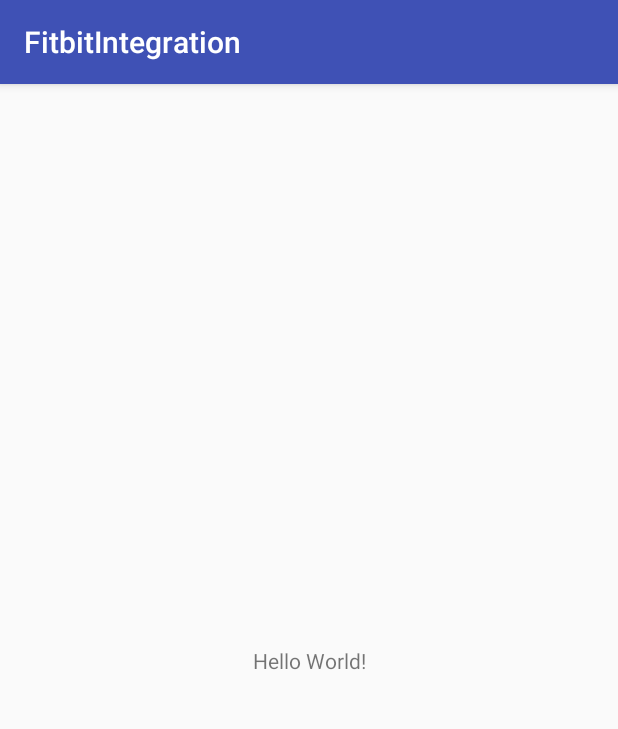
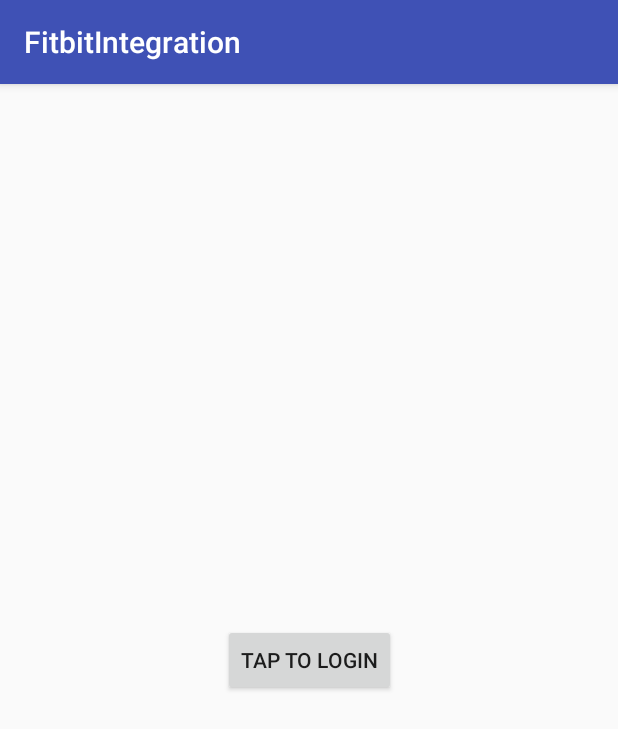
Before and after one commit to lucasiturbide/FitbitAndroidSDK, an Android app: the screen it shows after launch (FitbitLoginActivity), on a phone screen of 412 x 824 dp. Shown: the top 729 px of the screen. Run offline under Robolectric (Android 15) with nearby library versions, the phone set to English and light mode, and no system bars; network calls fail.

Commit message:
Fix compilation error. Update libraries version.

```diff
--- a/app/build.gradle
+++ b/app/build.gradle
@@ -34,14 +34,14 @@ dependencies {
     implementation"org.jetbrains.kotlin:kotlin-stdlib-jdk7:$kotlin_version"
     implementation 'com.android.support:appcompat-v7:27.1.1'
     implementation 'com.android.support:customtabs:27.1.1'
-    implementation 'com.android.support.constraint:constraint-layout:1.1.0'
+    implementation 'com.android.support.constraint:constraint-layout:1.1.2'
     implementation 'com.squareup.okhttp3:okhttp:3.10.0'
     implementation 'com.squareup.okhttp3:logging-interceptor:3.10.0'
     implementation "com.squareup.retrofit2:retrofit:${retrofitVersion}"
     implementation "com.squareup.retrofit2:converter-gson:${retrofitVersion}"
 //    implementation "com.squareup.retrofit2:converter-scalars:${retrofitVersion}"
 //    implementation "io.gsonfire:gson-fire:${jsonFireVersion}"
-    implementation "com.google.code.gson:gson:2.8.2"
+    implementation "com.google.code.gson:gson:2.8.5"
 //    implementation ("org.apache.oltu.oauth2:org.apache.oltu.oauth2.client:${oltuVersion}"){
 //        exclude group: 'org.apache.oltu.oauth2', module: 'org.apache.oltu.oauth2.common'
 //    }
--- a/app/src/main/java/com/mindbodyonline/fitbitintegration/service/models/Pagination.java
+++ b/app/src/main/java/com/mindbodyonline/fitbitintegration/service/models/Pagination.java
@@ -1,10 +1,8 @@
 
 package com.mindbodyonline.fitbitintegration.service.models;
 
-import javax.annotation.Generated;
 import com.google.gson.annotations.Expose;
 
-@Generated("net.hexar.json2pojo")
 @SuppressWarnings("unused")
 public class Pagination {
 
--- a/app/src/main/java/com/mindbodyonline/fitbitintegration/viewmodels/FitbitViewModel.kt
+++ b/app/src/main/java/com/mindbodyonline/fitbitintegration/viewmodels/FitbitViewModel.kt
@@ -15,7 +15,7 @@ class FitbitViewModel: ViewModel() {
     }
 
     fun requestAccess(){
-        val uriBuilder = Uri.Builder()
+        val uriBuilder = Uri.parse(AUTHORIZATION_CODE_GRANT_URL).buildUpon()
                 .appendQueryParameter(QUERY_PARAM_RESPONSE_TYPE, TYPE_CODE)
                 .appendQueryParameter(QUERY_PARAM_CLIENT_ID, "")
     }
--- a/app/src/main/res/layout/activity_fitbit_login.xml
+++ b/app/src/main/res/layout/activity_fitbit_login.xml
@@ -7,13 +7,19 @@
     android:layout_height="match_parent"
     tools:context=".FitbitLoginActivity">
 
-    <TextView
+
+    <Button
+        android:id="@+id/button"
         android:layout_width="wrap_content"
         android:layout_height="wrap_content"
-        android:text="Hello World!"
+        android:layout_marginBottom="8dp"
+        android:layout_marginEnd="8dp"
+        android:layout_marginStart="8dp"
+        android:layout_marginTop="8dp"
+        android:text="@string/tap_to_login"
         app:layout_constraintBottom_toBottomOf="parent"
-        app:layout_constraintLeft_toLeftOf="parent"
-        app:layout_constraintRight_toRightOf="parent"
+        app:layout_constraintEnd_toEndOf="parent"
+        app:layout_constraintStart_toStartOf="parent"
         app:layout_constraintTop_toTopOf="parent"/>
 
 </android.support.constraint.ConstraintLayout>
--- a/app/src/main/res/values/strings.xml
+++ b/app/src/main/res/values/strings.xml
@@ -1,3 +1,4 @@
 <resources>
     <string name="app_name">FitbitIntegration</string>
+    <string name="tap_to_login">Tap to login</string>
 </resources>
--- a/build.gradle
+++ b/build.gradle
@@ -7,7 +7,7 @@ buildscript {
         jcenter()
     }
     dependencies {
-        classpath 'com.android.tools.build:gradle:3.1.2'
+        classpath 'com.android.tools.build:gradle:3.1.3'
         classpath "org.jetbrains.kotlin:kotlin-gradle-plugin:$kotlin_version"
 
         // NOTE: Do not place your application dependencies here; they belong
```
Also changed, not shown: 1 other file.
